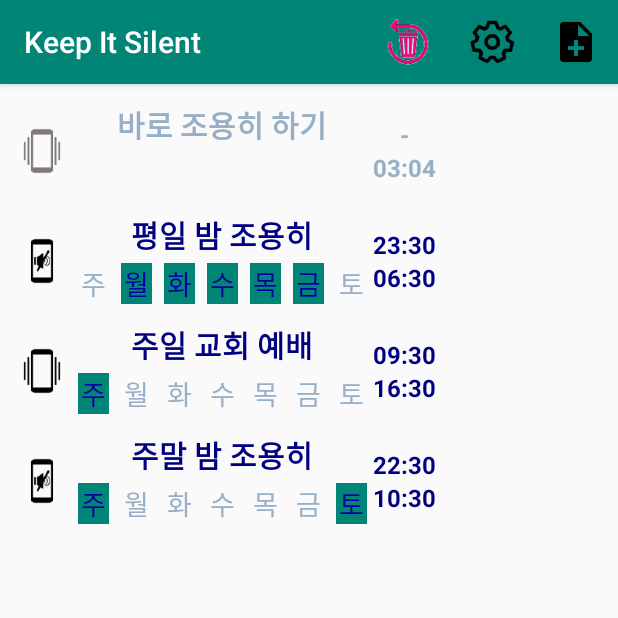
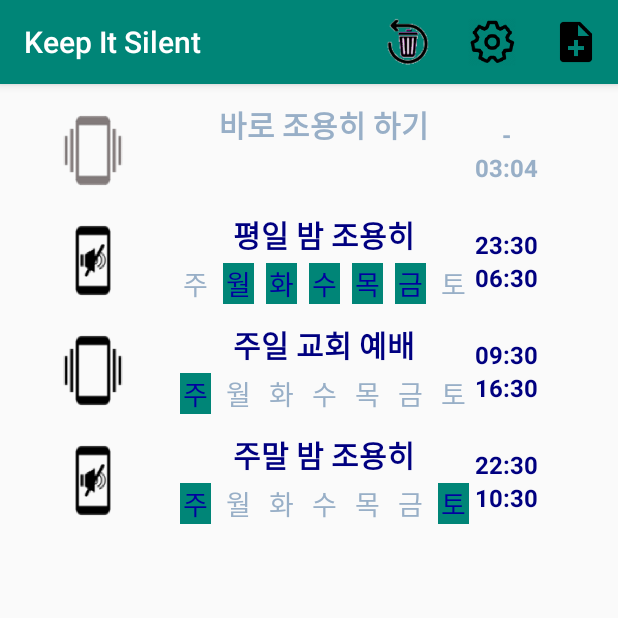
Before and after one commit to riopapa/KeepItSilent, an Android app: the screen it shows after launch (MainActivity), on a phone screen of 412 x 824 dp, the top half of it. Run offline under Robolectric (Android 15) with nearby library versions, the phone set to English and light mode, and no system bars.

Commit message:
fix reminder_info.xml width design, show MainActivity when booted

```diff
--- a/app/src/main/java/com/urrecliner/keepitsilent/MainActivity.java
+++ b/app/src/main/java/com/urrecliner/keepitsilent/MainActivity.java
@@ -170,7 +170,7 @@ public class MainActivity extends AppCompatActivity {
             case STATE_BOOT:  // it means from receiver
                 stateCode = "@" + stateCode;
                 scheduleNextTask("Boot triggered new Alarm ");
-//                finish();
+                finish();
                 break;
 
             case STATE_ADD_UPDATE:
--- a/app/src/main/res/layout/activity_main.xml
+++ b/app/src/main/res/layout/activity_main.xml
@@ -11,7 +11,7 @@
     <androidx.recyclerview.widget.RecyclerView
         android:id="@+id/lv_reminder"
         android:layout_width="match_parent"
-        android:layout_height="match_parent">
+        android:layout_height="wrap_content">
     </androidx.recyclerview.widget.RecyclerView>
 
 </LinearLayout>
--- a/app/src/main/res/layout/reminder_info.xml
+++ b/app/src/main/res/layout/reminder_info.xml
@@ -3,24 +3,23 @@
     android:layout_centerInParent="true"
     android:layout_width="match_parent"
     android:layout_height="wrap_content"
-    android:orientation="horizontal"
-    android:baselineAligned="true">
+    android:orientation="horizontal">
 
     <ImageView
         android:id="@+id/lv_vibrate"
         android:layout_marginTop="8dp"
         android:layout_marginBottom="8dp"
-        android:layout_width="40dp"
-        android:layout_height="40dp"
+        android:layout_width="0dp"
+        android:layout_weight="1"
+        android:layout_height="50dp"
         android:layout_gravity="center"
-        android:scaleX="0.8"
-        android:scaleY="0.8"
         android:src="@mipmap/ic_phone_vibrate"
         android:contentDescription="@string/blank" />
+
     <LinearLayout
         android:gravity="center_vertical"
         android:layout_width="0dp"
-        android:layout_weight="10"
+        android:layout_weight="18"
         android:layout_height="wrap_content"
         android:layout_marginTop="4dp"
         android:layout_marginBottom="4dp"
--- a/app/src/main/res/menu/menu_main.xml
+++ b/app/src/main/res/menu/menu_main.xml
@@ -7,7 +7,7 @@
         android:id="@+id/action_reset"
         android:orderInCategory="100"
         android:title="@string/action_reset"
-        android:icon="@drawable/icon_delete_reset"
+        android:icon="@mipmap/icon_delete_reset"
         app:showAsAction="ifRoom"
         />
 
```
Also changed, not shown: app/src/main/AndroidManifest.xml (+6 -6 lines), app/src/main/java/com/urrecliner/keepitsilent/BootReceiver.java (+16 -6 lines), app/src/main/res/drawable/icon_delete_reset.png (deleted), app/src/main/res/mipmap-xxhdpi/icon_delete_reset.png.
